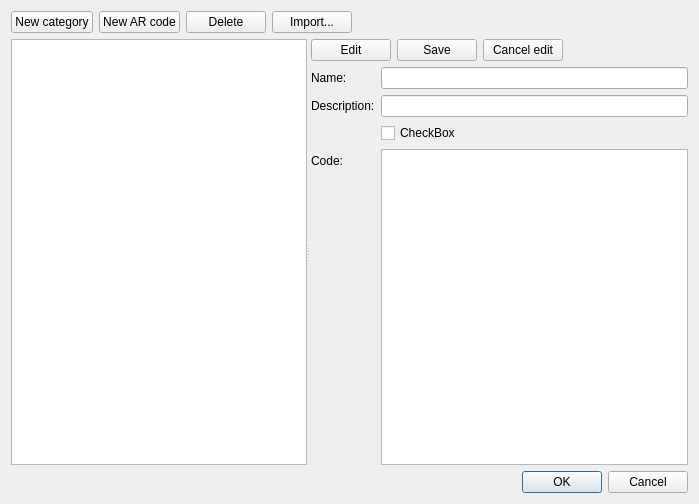
Before: the Qt Designer form src/frontend/qt_sdl/CheatsDialog.ui in openpak/melonds, drawn with Qt 5.
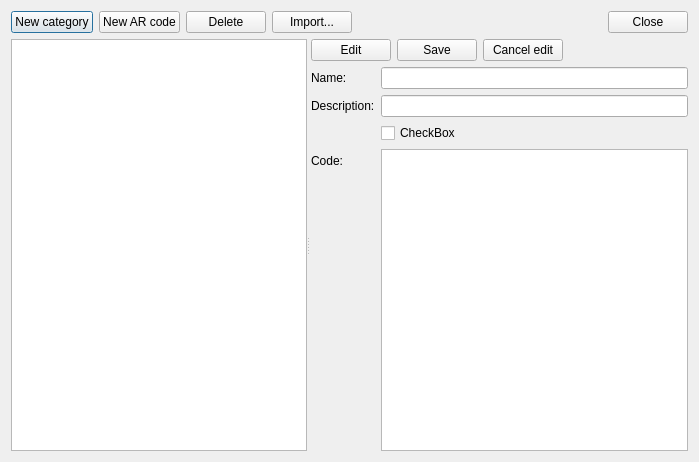
After: the same form once the commit is applied.

Commit message: get this cheato dialog mostly good, I think

```diff
--- a/src/frontend/qt_sdl/CheatsDialog.ui
+++ b/src/frontend/qt_sdl/CheatsDialog.ui
@@ -7,7 +7,7 @@
     <x>0</x>
     <y>0</y>
     <width>699</width>
-    <height>504</height>
+    <height>462</height>
    </rect>
   </property>
   <property name="windowTitle">
@@ -63,6 +63,19 @@
        </property>
       </spacer>
      </item>
+     <item>
+      <widget class="QDialogButtonBox" name="buttonBox">
+       <property name="sizePolicy">
+        <sizepolicy hsizetype="Fixed" vsizetype="Fixed">
+         <horstretch>0</horstretch>
+         <verstretch>0</verstretch>
+        </sizepolicy>
+       </property>
+       <property name="standardButtons">
+        <set>QDialogButtonBox::StandardButton::Close</set>
+       </property>
+      </widget>
+     </item>
     </layout>
    </item>
    <item>
@@ -221,13 +234,6 @@
      </widget>
     </widget>
    </item>
-   <item>
-    <widget class="QDialogButtonBox" name="buttonBox">
-     <property name="standardButtons">
-      <set>QDialogButtonBox::StandardButton::Cancel|QDialogButtonBox::StandardButton::Ok</set>
-     </property>
-    </widget>
-   </item>
   </layout>
  </widget>
  <resources/>
```
Left out of the diff: 16 changed lines with no effect on the pictures. The commit also changes 2 other files.
